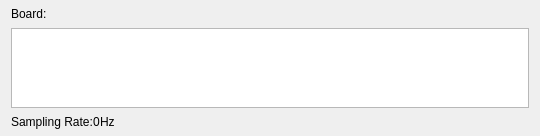
Qt form bci_learning_studio/qt/device_manager/device_status_ui.ui (hellomoto-ai/bci-learning-studio) before a commit.
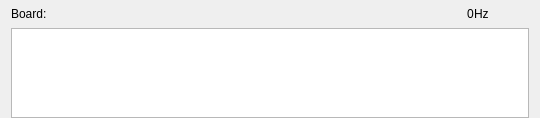
The same form after that commit. Custom widgets are drawn as their Qt base class.

Commit message: Adding railed status to DeviceStatus (#20)

Patch:
```diff
--- a/bci_learning_studio/qt/device_manager/device_status_ui.ui
+++ b/bci_learning_studio/qt/device_manager/device_status_ui.ui
@@ -7,7 +7,7 @@
     <x>0</x>
     <y>0</y>
     <width>540</width>
-    <height>136</height>
+    <height>118</height>
    </rect>
   </property>
   <property name="sizePolicy">
@@ -19,7 +19,7 @@
   <property name="maximumSize">
    <size>
     <width>16777215</width>
-    <height>136</height>
+    <height>118</height>
    </size>
   </property>
   <property name="windowTitle">
@@ -36,40 +36,9 @@
     <number>0</number>
    </property>
    <item>
-    <widget class="QLabel" name="label_2">
-     <property name="font">
-      <font>
-       <weight>50</weight>
-       <bold>false</bold>
-      </font>
-     </property>
-     <property name="text">
-      <string>Board:</string>
-     </property>
-    </widget>
-   </item>
-   <item>
-    <widget class="QTextEdit" name="boardInfo">
-     <property name="maximumSize">
-      <size>
-       <width>16777215</width>
-       <height>80</height>
-      </size>
-     </property>
-     <property name="font">
-      <font>
-       <family>Courier</family>
-      </font>
-     </property>
-     <property name="readOnly">
-      <bool>true</bool>
-     </property>
-    </widget>
-   </item>
-   <item>
-    <layout class="QHBoxLayout" name="horizontalLayout">
+    <layout class="QHBoxLayout" name="horizontalLayout_2">
      <item>
-      <widget class="QLabel" name="label">
+      <widget class="QLabel" name="label_board">
        <property name="font">
         <font>
          <weight>50</weight>
@@ -77,26 +46,12 @@
         </font>
        </property>
        <property name="text">
-        <string>Sampling Rate:</string>
+        <string>Board:</string>
        </property>
       </widget>
      </item>
      <item>
-      <widget class="QLabel" name="sampleRate">
-       <property name="text">
-        <string>0</string>
-       </property>
-      </widget>
-     </item>
-     <item>
-      <widget class="QLabel" name="label_3">
-       <property name="text">
-        <string>Hz</string>
-       </property>
-      </widget>
-     </item>
-     <item>
-      <spacer name="horizontalSpacer">
+      <spacer name="horizontalSpacer_2">
        <property name="orientation">
         <enum>Qt::Horizontal</enum>
        </property>
@@ -108,12 +63,62 @@
        </property>
       </spacer>
      </item>
+     <item>
+      <widget class="QLabel" name="sampleRate">
+       <property name="text">
+        <string>0</string>
+       </property>
+      </widget>
+     </item>
+     <item>
+      <widget class="QLabel" name="label_hz">
+       <property name="text">
+        <string>Hz</string>
+       </property>
+      </widget>
+     </item>
+     <item>
+      <widget class="MeasurementStatusIndicator" name="measurementStatusIndicator" native="true">
+       <property name="minimumSize">
+        <size>
+         <width>40</width>
+         <height>20</height>
+        </size>
+       </property>
+      </widget>
+     </item>
     </layout>
    </item>
+   <item>
+    <widget class="QTextEdit" name="boardInfo">
+     <property name="maximumSize">
+      <size>
+       <width>16777215</width>
+       <height>90</height>
+      </size>
+     </property>
+     <property name="font">
+      <font>
+       <family>Courier</family>
+      </font>
+     </property>
+     <property name="readOnly">
+      <bool>true</bool>
+     </property>
+    </widget>
+   </item>
   </layout>
   <zorder>boardInfo</zorder>
   <zorder>label_2</zorder>
  </widget>
+ <customwidgets>
+  <customwidget>
+   <class>MeasurementStatusIndicator</class>
+   <extends>QWidget</extends>
+   <header>.measurement_status_indicator</header>
+   <container>1</container>
+  </customwidget>
+ </customwidgets>
  <resources/>
  <connections/>
 </ui>
```
Left out of the diff: 2 changed lines with no effect on the pictures. The commit also changes 8 other files.
